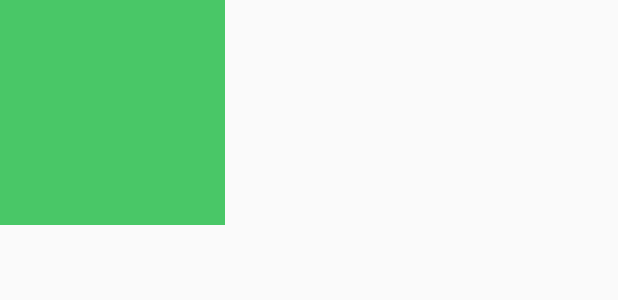
After one commit to vojtechvosmik/soon_android, an Android app: the layout item_photo.xml on its own in the app's theme, with its tools: preview values and no code run, on a phone screen of 412 x 824 dp. The commit adds this screen. Shown: the top 300 px of the screen. Run offline under Robolectric (Android 15) with nearby library versions, the phone set to English and light mode, and no system bars.

Commit message:
assets default photos

```diff
--- a/app/src/main/java/cz/vojtechvosmik/soon/activities/AddEventActivity.kt
+++ b/app/src/main/java/cz/vojtechvosmik/soon/activities/AddEventActivity.kt
@@ -1,5 +1,6 @@
 package cz.vojtechvosmik.soon.activities
 
+import android.content.Intent
 import android.support.v7.app.AppCompatActivity
 import android.os.Bundle
 import android.support.v4.content.ContextCompat
@@ -35,6 +36,9 @@ class AddEventActivity : AppCompatActivity() {
         fab_done.setOnClickListener {
             addEvent()
         }
+        img_photo.setOnClickListener {
+            startActivity(Intent(this, PhotosActivity::class.java))
+        }
     }
 
     private fun setupDatePicker() {
--- /dev/null
+++ b/app/src/main/res/layout/item_photo.xml
@@ -0,0 +1,12 @@
+<?xml version="1.0" encoding="utf-8"?>
+<RelativeLayout xmlns:android="http://schemas.android.com/apk/res/android"
+                xmlns:app="http://schemas.android.com/apk/res-auto" android:layout_width="match_parent"
+                android:layout_height="match_parent">
+
+    <ImageView
+            android:layout_width="150dp"
+            android:layout_height="150dp" app:srcCompat="@color/green_main"
+            android:layout_alignParentStart="true" android:layout_marginStart="0dp" android:layout_alignParentTop="true"
+            android:id="@+id/img_photo" android:layout_marginTop="0dp"
+            android:contentDescription="@string/description_event_photo"/>
+</RelativeLayout>
```
Also changed, not shown: app/src/main/AndroidManifest.xml (+8 -2 lines), app/src/main/java/cz/vojtechvosmik/soon/activities/PhotosActivity.kt (added, +20 -0 lines), app/src/main/java/cz/vojtechvosmik/soon/adapters/PhotosAdapter.kt (added, +36 -0 lines), app/src/main/java/cz/vojtechvosmik/soon/utils/StorageUtils.kt (added, +20 -0 lines), app/src/main/res/layout/activity_photos.xml (added, +12 -0 lines).
